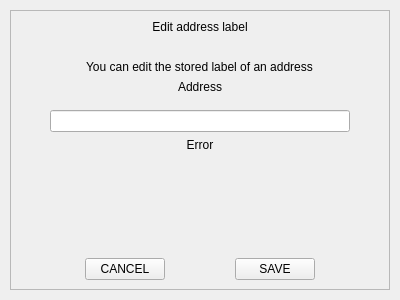
Old version of the form src/qt/veil/forms/updateaddress.ui in the repository Veil-Project/veil.
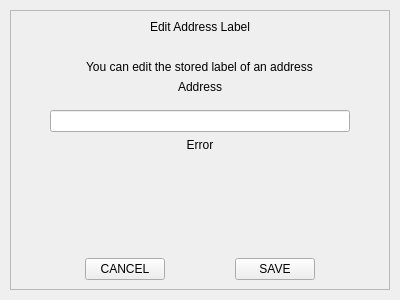
New version of the form.

Commit message: update address pop-up dark mode styling

```diff
--- a/src/qt/veil/forms/updateaddress.ui
+++ b/src/qt/veil/forms/updateaddress.ui
@@ -47,7 +47,7 @@
          </size>
         </property>
         <property name="text">
-         <string>Edit address label</string>
+         <string>Edit Address Label</string>
         </property>
         <property name="alignment">
          <set>Qt::AlignCenter</set>
```
The commit also changes 1 other file.
